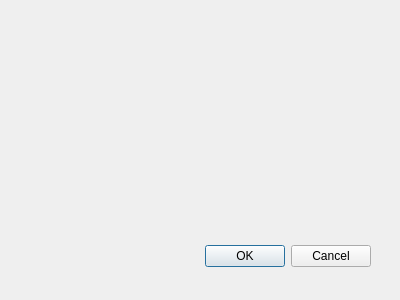
Old version of the form SHKPlugin/shk_plugin_dialog_base.ui in the repository ChrFr/qgis-OTP.
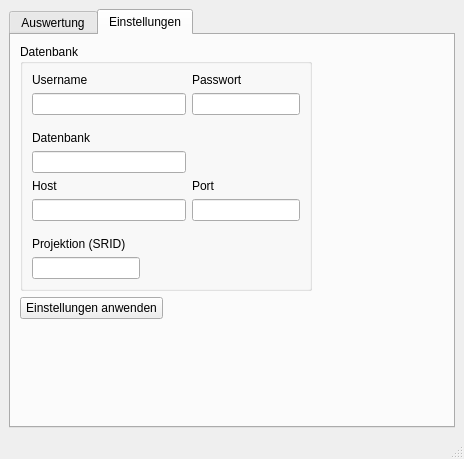
New version of the form. The open tabs and pages were chosen to show the change.

```diff
--- a/SHKPlugin/shk_plugin_dialog_base.ui
+++ b/SHKPlugin/shk_plugin_dialog_base.ui
@@ -1,33 +1,304 @@
-<ui version="4.0" >
- <class>SHKPluginDialogBase</class>
- <widget class="QDialog" name="SHKPluginDialogBase" >
-  <property name="geometry" >
+<?xml version="1.0" encoding="UTF-8"?>
+<ui version="4.0">
+ <class>MainWindow</class>
+ <widget class="QMainWindow" name="MainWindow">
+  <property name="geometry">
    <rect>
     <x>0</x>
     <y>0</y>
-    <width>400</width>
-    <height>300</height>
+    <width>464</width>
+    <height>459</height>
    </rect>
   </property>
   <property name="windowTitle" >
    <string>SHK Plugin</string>
   </property>
-  <widget class="QDialogButtonBox" name="button_box" >
-   <property name="geometry" >
+  <widget class="QWidget" name="centralwidget">
+   <layout class="QVBoxLayout" name="verticalLayout">
+    <item>
+     <widget class="QTabWidget" name="tabWidget_2">
+      <property name="currentIndex">
+       <number>0</number>
+      </property>
+      <widget class="QWidget" name="tab_4">
+       <attribute name="title">
+        <string>Auswertung</string>
+       </attribute>
+       <layout class="QVBoxLayout" name="verticalLayout_2">
+        <item>
+         <layout class="QHBoxLayout" name="horizontalLayout">
+          <item>
+           <widget class="QPushButton" name="connect_button">
+            <property name="text">
+             <string>mit Datenbank verbinden</string>
+            </property>
+           </widget>
+          </item>
+          <item>
+           <spacer name="horizontalSpacer_2">
+            <property name="orientation">
+             <enum>Qt::Horizontal</enum>
+            </property>
+            <property name="sizeHint" stdset="0">
+             <size>
+              <width>40</width>
+              <height>20</height>
+             </size>
+            </property>
+           </spacer>
+          </item>
+         </layout>
+        </item>
+        <item>
+         <widget class="QTabWidget" name="tabWidget">
+          <property name="currentIndex">
+           <number>0</number>
+          </property>
+          <widget class="QWidget" name="tab">
+           <attribute name="title">
+            <string>Schulen</string>
+           </attribute>
+           <layout class="QGridLayout" name="gridLayout">
+            <item row="1" column="0">
+             <widget class="QTreeWidget" name="structure_tree">
+              <property name="columnCount">
+               <number>2</number>
+              </property>
+              <column>
+               <property name="text">
+                <string notr="true">1</string>
+               </property>
+              </column>
+              <column>
+               <property name="text">
+                <string notr="true">2</string>
+               </property>
+              </column>
+             </widget>
+            </item>
+           </layout>
+          </widget>
+          <widget class="QWidget" name="tab_3">
+           <attribute name="title">
+            <string>Medizinische Versorgung</string>
+           </attribute>
+           <layout class="QGridLayout" name="gridLayout_2">
+            <item row="0" column="0">
+             <widget class="QTreeWidget" name="structure_tree_2">
+              <property name="columnCount">
+               <number>2</number>
+              </property>
+              <column>
+               <property name="text">
+                <string notr="true">1</string>
+               </property>
+              </column>
+              <column>
+               <property name="text">
+                <string notr="true">2</string>
+               </property>
+              </column>
+             </widget>
+            </item>
+           </layout>
+          </widget>
+          <widget class="QWidget" name="tab_2">
+           <attribute name="title">
+            <string>Nahversorgung</string>
+           </attribute>
+           <layout class="QGridLayout" name="gridLayout_3">
+            <item row="0" column="0">
+             <widget class="QTreeWidget" name="structure_tree_3">
+              <property name="columnCount">
+               <number>2</number>
+              </property>
+              <column>
+               <property name="text">
+                <string notr="true">1</string>
+               </property>
+              </column>
+              <column>
+               <property name="text">
+                <string notr="true">2</string>
+               </property>
+              </column>
+             </widget>
+            </item>
+           </layout>
+          </widget>
+         </widget>
+        </item>
+       </layout>
+      </widget>
+      <widget class="QWidget" name="tab_5">
+       <attribute name="title">
+        <string>Einstellungen</string>
+       </attribute>
+       <layout class="QGridLayout" name="gridLayout_4">
+        <item row="0" column="2">
+         <spacer name="horizontalSpacer">
+          <property name="orientation">
+           <enum>Qt::Horizontal</enum>
+          </property>
+          <property name="sizeHint" stdset="0">
+           <size>
+            <width>40</width>
+            <height>20</height>
+           </size>
+          </property>
+         </spacer>
+        </item>
+        <item row="2" column="0">
+         <spacer name="verticalSpacer">
+          <property name="orientation">
+           <enum>Qt::Vertical</enum>
+          </property>
+          <property name="sizeHint" stdset="0">
+           <size>
+            <width>20</width>
+            <height>40</height>
+           </size>
+          </property>
+         </spacer>
+        </item>
+        <item row="0" column="0" colspan="2">
+         <widget class="QGroupBox" name="groupBox_5">
+          <property name="title">
+           <string>Datenbank</string>
+          </property>
+          <layout class="QGridLayout" name="gridLayout_5">
+           <item row="5" column="0" colspan="2">
+            <widget class="QLabel" name="label_7">
+             <property name="text">
+              <string>Host</string>
+             </property>
+            </widget>
+           </item>
+           <item row="0" column="4">
+            <widget class="QLabel" name="label_10">
+             <property name="text">
+              <string>Passwort</string>
+             </property>
+            </widget>
+           </item>
+           <item row="9" column="0" colspan="3">
+            <widget class="QLineEdit" name="srid_edit"/>
+           </item>
+           <item row="1" column="0" colspan="4">
+            <widget class="QLineEdit" name="user_edit"/>
+           </item>
+           <item row="5" column="4">
+            <widget class="QLabel" name="label_11">
+             <property name="text">
+              <string>Port</string>
+             </property>
+            </widget>
+           </item>
+           <item row="6" column="0" colspan="4">
+            <widget class="QLineEdit" name="host_edit"/>
+           </item>
+           <item row="0" column="0" colspan="2">
+            <widget class="QLabel" name="label_6">
+             <property name="text">
+              <string>Username</string>
+             </property>
+            </widget>
+           </item>
+           <item row="8" column="0" colspan="3">
+            <widget class="QLabel" name="label_12">
+             <property name="text">
+              <string>Projektion (SRID)</string>
+             </property>
+            </widget>
+           </item>
+           <item row="9" column="3">
+            <spacer name="horizontalSpacer_4">
+             <property name="orientation">
+              <enum>Qt::Horizontal</enum>
+             </property>
+             <property name="sizeHint" stdset="0">
+              <size>
+               <width>40</width>
+               <height>20</height>
+              </size>
+             </property>
+            </spacer>
+           </item>
+           <item row="6" column="4">
+            <widget class="QLineEdit" name="port_edit"/>
+           </item>
+           <item row="1" column="4">
+            <widget class="QLineEdit" name="pass_edit"/>
+           </item>
+           <item row="7" column="0">
+            <spacer name="verticalSpacer_6">
+             <property name="orientation">
+              <enum>Qt::Vertical</enum>
+             </property>
+             <property name="sizeType">
+              <enum>QSizePolicy::Fixed</enum>
+             </property>
+             <property name="sizeHint" stdset="0">
+              <size>
+               <width>20</width>
+               <height>10</height>
+              </size>
+             </property>
+            </spacer>
+           </item>
+           <item row="4" column="0" colspan="4">
+            <widget class="QLineEdit" name="db_edit"/>
+           </item>
+           <item row="2" column="0">
+            <spacer name="verticalSpacer_5">
+             <property name="orientation">
+              <enum>Qt::Vertical</enum>
+             </property>
+             <property name="sizeType">
+              <enum>QSizePolicy::Fixed</enum>
+             </property>
+             <property name="sizeHint" stdset="0">
+              <size>
+               <width>20</width>
+               <height>10</height>
+              </size>
+             </property>
+            </spacer>
+           </item>
+           <item row="3" column="0" colspan="4">
+            <widget class="QLabel" name="label_13">
+             <property name="text">
+              <string>Datenbank</string>
+             </property>
+            </widget>
+           </item>
+          </layout>
+         </widget>
+        </item>
+        <item row="1" column="0">
+         <widget class="QPushButton" name="save_button">
+          <property name="text">
+           <string>Einstellungen anwenden</string>
+          </property>
+         </widget>
+        </item>
+       </layout>
+      </widget>
+     </widget>
+    </item>
+   </layout>
+  </widget>
+  <widget class="QMenuBar" name="menubar">
+   <property name="geometry">
     <rect>
-     <x>30</x>
-     <y>240</y>
-     <width>341</width>
-     <height>32</height>
+     <x>0</x>
+     <y>0</y>
+     <width>464</width>
+     <height>21</height>
     </rect>
    </property>
-   <property name="orientation" >
-    <enum>Qt::Horizontal</enum>
-   </property>
-   <property name="standardButtons" >
-    <set>QDialogButtonBox::Cancel|QDialogButtonBox::Ok</set>
-   </property>
   </widget>
+  <widget class="QStatusBar" name="statusbar"/>
  </widget>
  <resources/>
  <connections>
```
Left out of the diff: 39 changed lines with no effect on the pictures.
